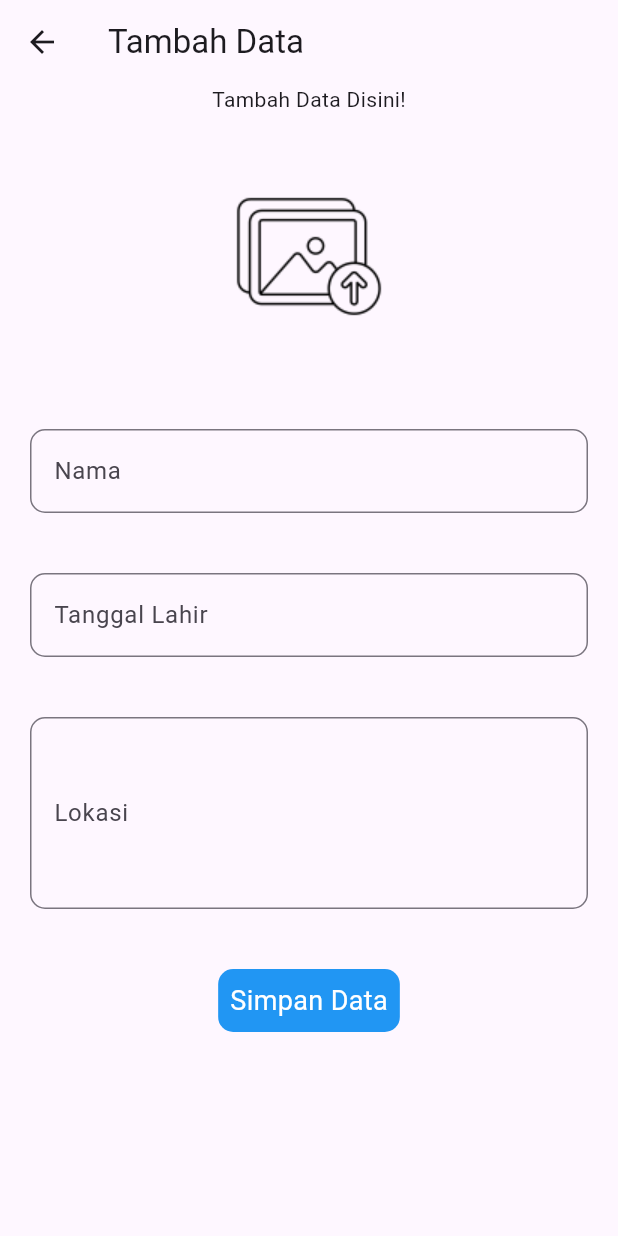
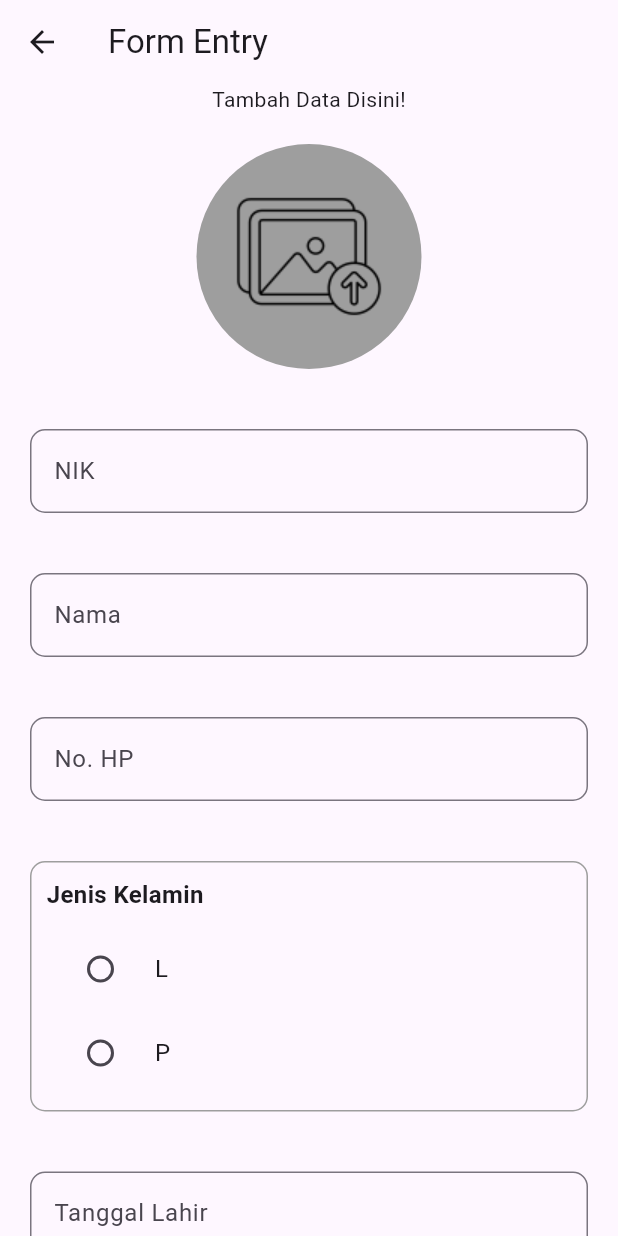
Before and after one commit to NaufalRozan/data_profil, a Flutter app: the AddDataPage screen opened directly, on a phone screen of 412 x 824 dp. Run offline on Flutter 3.47's test engine with Material 3 defaults, Android fonts, the phone set to English and light mode, and no system bars; our stand-ins replace geocoding, geolocator, google_maps_flutter, image_picker.

Commit message:
perbaruan final

```diff
--- a/lib/pages/add_data_page.dart
+++ b/lib/pages/add_data_page.dart
@@ -1,3 +1,4 @@
+import 'package:flutter/services.dart';
 import 'package:http/http.dart' as http;
 import 'package:http_parser/http_parser.dart';
 import 'package:flutter/material.dart';
@@ -16,7 +17,10 @@ class AddDataPage extends StatefulWidget {
 
 class _AddDataPageState extends State<AddDataPage> {
   final formKey = GlobalKey<FormState>();
+  TextEditingController _nikController = TextEditingController();
   TextEditingController _nameController = TextEditingController();
+  TextEditingController _phoneController = TextEditingController();
+  TextEditingController _genderController = TextEditingController();
   TextEditingController _dateController = TextEditingController();
   TextEditingController _locationController = TextEditingController();
   File _file = File('');
@@ -26,10 +30,13 @@ class _AddDataPageState extends State<AddDataPage> {
       var request = http.MultipartRequest(
         'POST',
         Uri.parse(
-            'http://192.168.100.129:8000/api/api-datadiri'), // Endpoint API Laravel Anda
+            'http://192.168.37.84:8000/api/api-datadiri'), // Endpoint API Laravel Anda
       );
 
+      request.fields['nik'] = _nikController.text;
       request.fields['name'] = _nameController.text;
+      request.fields['phone'] = _phoneController.text;
+      request.fields['gender'] = _genderController.text == "L" ? "L" : "P";
       request.fields['birth'] = _dateController.text;
       request.fields['location'] = _locationController.text;
 
@@ -70,7 +77,10 @@ class _AddDataPageState extends State<AddDataPage> {
 
   @override
   void dispose() {
+    _nikController.dispose();
     _nameController.dispose();
+    _phoneController.dispose();
+    _genderController.dispose();
     _dateController.dispose();
     _locationController.dispose();
     super.dispose();
@@ -94,7 +104,7 @@ class _AddDataPageState extends State<AddDataPage> {
   Widget build(BuildContext context) {
     return Scaffold(
       appBar: AppBar(
-        title: const Text('Tambah Data'),
+        title: const Text('Form Entry'),
       ),
       body: SafeArea(
         child: Form(
@@ -111,7 +121,8 @@ class _AddDataPageState extends State<AddDataPage> {
                     margin: EdgeInsets.all(20),
                     width: 150,
                     height: 150,
-                    decoration: BoxDecoration(shape: BoxShape.circle),
+                    decoration: BoxDecoration(
+                        shape: BoxShape.circle, color: Colors.grey),
                     child: ClipRRect(
                       borderRadius: BorderRadius.circular(100),
                       child: _file.path == ''
@@ -125,6 +136,28 @@ class _AddDataPageState extends State<AddDataPage> {
                               fit: BoxFit.cover,
                             ),
                     ),
+                  ),
+                ),
+                Container(
+                  margin: EdgeInsets.all(20),
+                  child: TextFormField(
+                    controller: _nikController,
+                    decoration: InputDecoration(
+                      hintText: "NIK",
+                      labelText: "NIK",
+                      border: OutlineInputBorder(
+                        borderRadius: BorderRadius.circular(10),
+                      ),
+                    ),
+                    inputFormatters: [
+                      FilteringTextInputFormatter.allow(RegExp(r'[0-9]')),
+                    ],
+                    validator: (value) {
+                      if (value!.isEmpty) {
+                        return "NIK tidak boleh kosong";
+                      }
+                      return null;
+                    },
                   ),
                 ),
                 Container(
@@ -144,6 +177,68 @@ class _AddDataPageState extends State<AddDataPage> {
                       }
                       return null;
                     },
+                  ),
+                ),
+                Container(
+                  margin: EdgeInsets.all(20),
+                  child: TextFormField(
+                    controller: _phoneController,
+                    decoration: InputDecoration(
+                      hintText: "No. HP",
+                      labelText: "No. HP",
+                      border: OutlineInputBorder(
+                        borderRadius: BorderRadius.circular(10),
+                      ),
+                    ),
+                    inputFormatters: [
+                      FilteringTextInputFormatter.allow(RegExp(r'[0-9]')),
+                    ],
+                    validator: (value) {
+                      if (value!.isEmpty) {
+                        return "No HP tidak boleh kosong";
+                      }
+                      return null;
+                    },
+                  ),
+                ),
+                Container(
+                  padding: EdgeInsets.all(10),
+                  decoration: BoxDecoration(
+                      border: Border.all(color: Colors.grey),
+                      borderRadius: BorderRadius.circular(10)),
+                  margin: EdgeInsets.all(20),
+                  child: Column(
+                    crossAxisAlignment: CrossAxisAlignment.start,
+                    children: [
+                      Text(
+                        "Jenis Kelamin",
+                        style: TextStyle(
+                          fontWeight: FontWeight.bold,
+                          fontSize: 16,
+                        ),
+                      ),
+                      SizedBox(height: 10),
+                      RadioListTile(
+                        title: Text('L'),
+                        value: 'L',
+                        groupValue: _genderController.text,
+                        onChanged: (value) {
+                          setState(() {
+                            _genderController.text = value!;
+                          });
+                        },
+                      ),
+                      RadioListTile(
+                        title: Text('P'),
+                        value: 'P',
+                        groupValue: _genderController.text,
+                        onChanged: (value) {
+                          setState(() {
+                            _genderController.text = value!;
+                          });
+                        },
+                      ),
+                    ],
                   ),
                 ),
                 Container(
@@ -239,7 +334,7 @@ class _AddDataPageState extends State<AddDataPage> {
                       borderRadius: BorderRadius.circular(10),
                     ),
                     child: Text(
-                      "Simpan Data",
+                      "Submit",
                       style: TextStyle(
                         color: Colors.white,
                         fontSize: 18,
```
Also changed, not shown: lib/pages/home_page.dart (+96 -63 lines), lib/pages/information_page.dart (added, +19 -0 lines), lib/pages/view_data_page.dart (added, +86 -0 lines).
